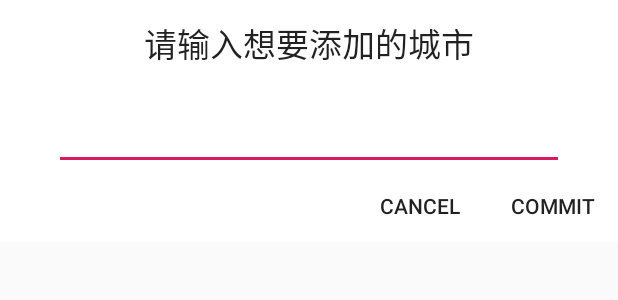
After one commit to baren1998/MyWeather, an Android app: the layout custom_dialog.xml on its own in the app's theme, with its tools: preview values and no code run, on a phone screen of 412 x 824 dp. The commit adds this screen. Shown: the top 300 px of the screen. Run offline under Robolectric (Android 15) with nearby library versions, the phone set to English and light mode, and no system bars.

Commit message:
初步完成省份的添加和删除功能（添加功能不完善，待修改）

```diff
--- a/app/build.gradle
+++ b/app/build.gradle
@@ -22,6 +22,8 @@ dependencies {
     implementation fileTree(dir: 'libs', include: ['*.jar'])
     implementation 'com.android.support:appcompat-v7:27.1.1'
     implementation 'com.android.support:recyclerview-v7:27.1.1'
+    implementation 'com.android.support:design:27.1.1'
+    implementation 'com.github.clans:fab:1.6.4'
     implementation 'com.android.support.constraint:constraint-layout:1.1.3'
     implementation 'com.squareup.okhttp3:okhttp:3.10.0'
     implementation 'org.jsoup:jsoup:1.11.3'
--- a/app/src/main/java/com/example/android/myweather/MainActivity.java
+++ b/app/src/main/java/com/example/android/myweather/MainActivity.java
@@ -18,7 +18,7 @@ public class MainActivity extends AppCompatActivity {
     protected void onCreate(Bundle savedInstanceState) {
         super.onCreate(savedInstanceState);
         setContentView(R.layout.activity_main);
-        Fragment fragment = new ChooseAreaFragment();
+        Fragment fragment = new ChooseProvinceFragment();
         replaceFragment(fragment);
         // 注册EventBus订阅者
         EventBus.getDefault().register(this);
@@ -41,11 +41,10 @@ public class MainActivity extends AppCompatActivity {
     @Subscribe(threadMode = ThreadMode.MAIN)
     public void transationEventBus(String event) {
         queryCityUrl = event;
-//        Toast.makeText(this, event, Toast.LENGTH_SHORT).show();
         replaceFragment(new ChooseCityFragment());
     }
 
     public String getQueryCityUrl() {
-        return "https://tianqi.moji.com" + queryCityUrl;
+        return queryCityUrl;
     }
 }
--- a/app/src/main/java/com/example/android/myweather/db/Province.java
+++ b/app/src/main/java/com/example/android/myweather/db/Province.java
@@ -31,6 +31,6 @@ public class Province extends LitePalSupport {
     }
 
     public void setCityQueryUrl(String cityQueryUrl) {
-        this.cityQueryUrl = cityQueryUrl;
+        this.cityQueryUrl = "https://tianqi.moji.com" + cityQueryUrl;
     }
 }
--- a/app/src/main/res/layout/activity_main.xml
+++ b/app/src/main/res/layout/activity_main.xml
@@ -14,7 +14,7 @@
 
         <!--<fragment-->
             <!--android:id="@+id/choose_area_fragment"-->
-            <!--android:name="com.example.android.myweather.ChooseAreaFragment"-->
+            <!--android:name="com.example.android.myweather.ChooseProvinceFragmentment"-->
             <!--android:layout_width="match_parent"-->
             <!--android:layout_height="match_parent" />-->
 
--- /dev/null
+++ b/app/src/main/res/layout/custom_dialog.xml
@@ -0,0 +1,57 @@
+<?xml version="1.0" encoding="utf-8"?>
+<LinearLayout
+    xmlns:android="http://schemas.android.com/apk/res/android"
+    android:orientation="vertical"
+    android:layout_width="match_parent"
+    android:layout_height="wrap_content"
+    android:background="@android:color/background_light">
+
+    <TextView
+        android:id="@+id/title"
+        android:layout_width="match_parent"
+        android:layout_height="wrap_content"
+        android:gravity="center"
+        android:padding="12dp"
+        android:text="请输入想要添加的城市"
+        android:textAppearance="?android:textAppearanceLarge" />
+
+    <android.support.design.widget.TextInputLayout
+        android:id="@+id/input_wrapper"
+        android:layout_width="match_parent"
+        android:layout_height="wrap_content">
+
+        <EditText
+            android:id="@+id/edit_text"
+            android:layout_width="match_parent"
+            android:layout_height="wrap_content"
+            android:layout_marginLeft="36dp"
+            android:layout_marginRight="36dp"
+            android:digits="abcdefghijklnmopqrstuvwxyz"/>
+
+    </android.support.design.widget.TextInputLayout>
+
+    <RelativeLayout
+        android:layout_width="match_parent"
+        android:layout_height="wrap_content">
+
+        <Button
+            android:id="@+id/commit_btn"
+            android:layout_width="wrap_content"
+            android:layout_height="wrap_content"
+            android:layout_alignParentRight="true"
+            android:textAllCaps="true"
+            android:text="commit"
+            android:background="@null"/>
+
+        <Button
+            android:id="@+id/cancel_btn"
+            android:layout_width="wrap_content"
+            android:layout_height="wrap_content"
+            android:layout_toLeftOf="@+id/commit_btn"
+            android:textAllCaps="true"
+            android:text="cancel"
+            android:background="@null"/>
+
+    </RelativeLayout>
+
+</LinearLayout>
```
Also changed, not shown: app/src/main/java/com/example/android/myweather/ChooseAreaFragment.java (deleted, +0 -130 lines), app/src/main/java/com/example/android/myweather/ChooseProvinceFragment.java (added, +234 -0 lines), app/src/main/java/com/example/android/myweather/ProvincesListAdapter.java (+42 -1 lines), app/src/main/java/com/example/android/myweather/Util/HtmlParseUtil.java (+15 -17 lines), app/src/main/res/layout/choose_area_frag.xml (deleted, +0 -8 lines), app/src/main/res/layout/choose_province_frag.xml (added, +51 -0 lines), app/src/main/res/drawable/ic_refresh_white.png (added), app/src/main/res/drawable/ic_single_city_white.png (added).
